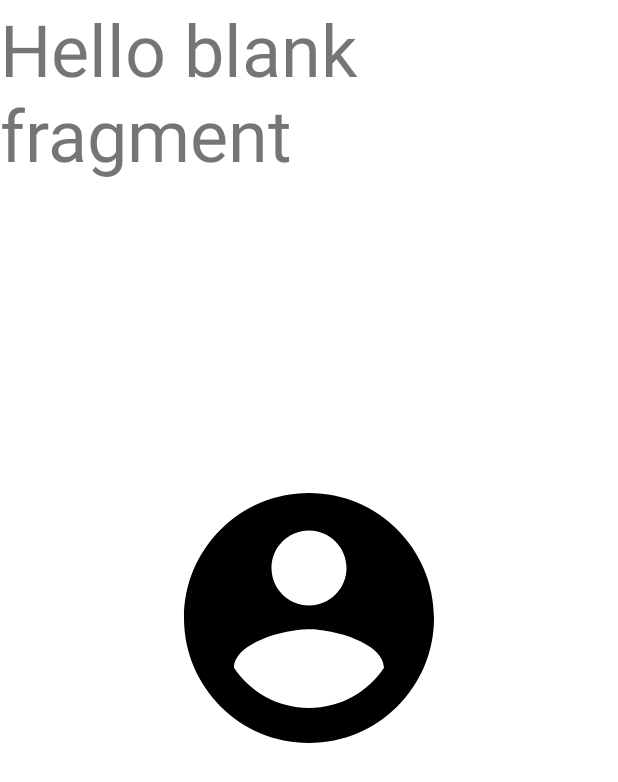
After one commit to ejqe/fan-club-app, an Android app: the fragment MemberDetailsFragment shown on its own in the app's theme, on a phone screen of 412 x 824 dp. The commit adds this screen. Shown: the top 782 px of the screen. Run offline under Robolectric (Android 15) with nearby library versions, the phone set to English and light mode, and no system bars.

Commit message:
minor bug fix

```diff
--- a/app/src/main/java/com/ejqe/fan_club_app/adapter/MemberListAdapter.kt
+++ b/app/src/main/java/com/ejqe/fan_club_app/adapter/MemberListAdapter.kt
@@ -10,12 +10,11 @@ import com.bumptech.glide.Glide
 import com.ejqe.fan_club_app.databinding.SingleMemberBinding
 import com.ejqe.fan_club_app.fragment.MemberListFragment
 import com.ejqe.fan_club_app.model.MembersModel
-import kotlinx.coroutines.newFixedThreadPoolContext
 
 
 class MemberListAdapter(
-    private var memberList: ArrayList<MembersModel>,
-    private val context: MemberListFragment,
+    private var context: MemberListFragment,
+    private var memberList: ArrayList<MembersModel>
 ) : RecyclerView.Adapter<MemberListAdapter.ViewHolder>() {
 
 
@@ -28,7 +27,6 @@ class MemberListAdapter(
             }
         }
     }
-
 
 
     override fun onCreateViewHolder(parent: ViewGroup, viewType: Int): ViewHolder {
@@ -45,11 +43,9 @@ class MemberListAdapter(
         val currentItem = memberList[position]
         Glide.with(context).load(currentItem.imageUrl).into(holder.itemBinding.memberImage)
         holder.itemBinding.memberName.text = "MNL48 " + currentItem._name?.uppercase()
-    }
 
 
+    }
     override fun getItemCount(): Int = memberList.size
 
-
-
 }
--- /dev/null
+++ b/app/src/main/java/com/ejqe/fan_club_app/fragment/MemberDetailsFragment.kt
@@ -0,0 +1,28 @@
+package com.ejqe.fan_club_app.fragment
+
+import android.os.Bundle
+import androidx.fragment.app.Fragment
+import android.view.LayoutInflater
+import android.view.View
+import android.view.ViewGroup
+import com.ejqe.fan_club_app.R
+
+
+class MemberDetailsFragment : Fragment() {
+    // TODO: Rename and change types of parameters
+    private var param1: String? = null
+    private var param2: String? = null
+
+    override fun onCreate(savedInstanceState: Bundle?) {
+        super.onCreate(savedInstanceState)
+
+    }
+
+    override fun onCreateView(
+        inflater: LayoutInflater, container: ViewGroup?,
+        savedInstanceState: Bundle?
+    ): View? {
+        // Inflate the layout for this fragment
+        return inflater.inflate(R.layout.fragment_member_details, container, false)
+    }
+}
--- a/app/src/main/java/com/ejqe/fan_club_app/fragment/MemberListFragment.kt
+++ b/app/src/main/java/com/ejqe/fan_club_app/fragment/MemberListFragment.kt
@@ -50,11 +50,9 @@ class MemberListFragment : Fragment() {
         //Refresh Down
         refreshList()
 
+        return view
+    }
 
-        return view
-
-
-    }
 
     private fun refreshList() {
         binding.swipeToRefresh.setOnRefreshListener {
@@ -78,7 +76,7 @@ class MemberListFragment : Fragment() {
                         memberList.add(member!!)
                     }
                     userRecyclerview.adapter =
-                        MemberListAdapter(memberList, this@MemberListFragment)
+                        MemberListAdapter(this@MemberListFragment, memberList)
                 }
 
                 override fun onCancelled(error: DatabaseError) {
@@ -87,10 +85,6 @@ class MemberListFragment : Fragment() {
             })
     }
 
-
-    private fun onRvListItemClick(position: Int) {
-        Toast.makeText(context, "Item $position clicked", Toast.LENGTH_SHORT) .show()
-    }
     override fun onDestroy() {
         super.onDestroy()
         _binding = null
--- /dev/null
+++ b/app/src/main/res/layout/fragment_member_details.xml
@@ -0,0 +1,26 @@
+<?xml version="1.0" encoding="utf-8"?>
+<androidx.constraintlayout.widget.ConstraintLayout xmlns:android="http://schemas.android.com/apk/res/android"
+    xmlns:app="http://schemas.android.com/apk/res-auto"
+    xmlns:tools="http://schemas.android.com/tools"
+    android:layout_width="match_parent"
+    android:layout_height="match_parent"
+    tools:context=".fragment.MemberDetailsFragment">
+
+    <ImageView
+        android:id="@+id/member_image"
+        android:layout_width="200dp"
+        android:layout_height="200dp"
+        app:layout_constraintBottom_toBottomOf="parent"
+        app:layout_constraintEnd_toEndOf="parent"
+        app:layout_constraintStart_toStartOf="parent"
+        app:layout_constraintTop_toTopOf="parent"
+        android:src="@drawable/icon_account" />
+
+    <TextView
+        android:id="@+id/member_name"
+        android:layout_width="match_parent"
+        android:layout_height="match_parent"
+        android:text="@string/hello_blank_fragment"
+        android:textSize="48sp"/>
+
+</androidx.constraintlayout.widget.ConstraintLayout>
```
